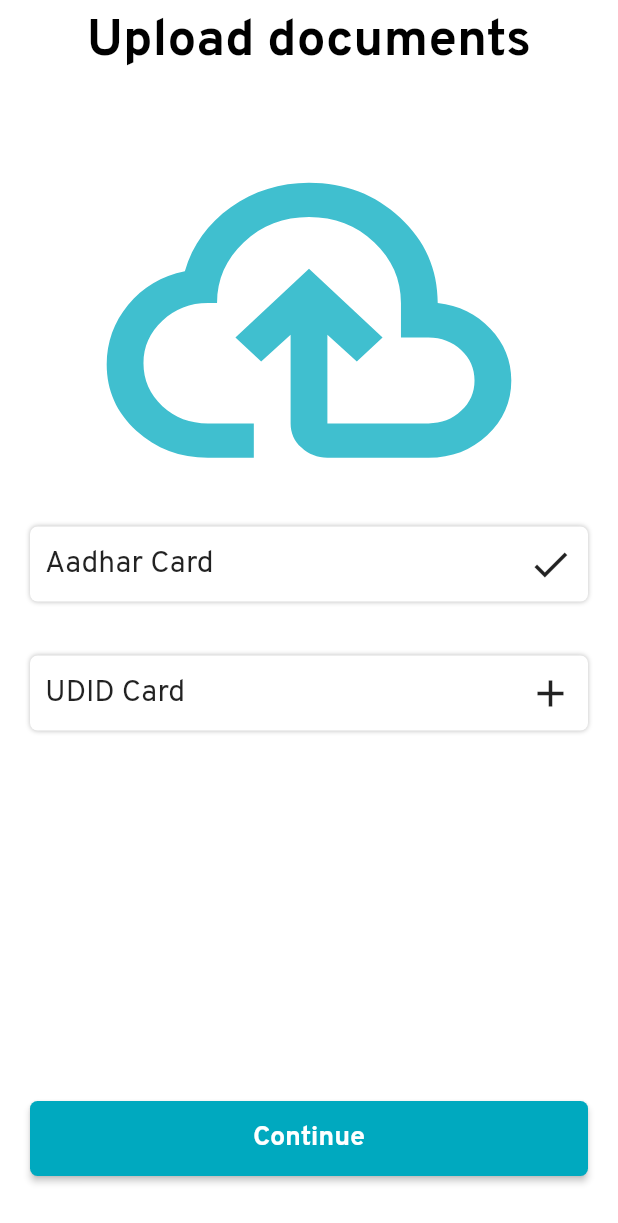
After one commit to SHEKHAR02002/Scheme_Suvidha, a Flutter app: the UploadDoument screen opened directly, after a tap on the "add" icon, on a phone screen of 412 x 824 dp. The commit adds this screen. Shown: the top 1223 px of the screen. Run offline on Flutter 3.47's test engine with Material 2 defaults, Android fonts, the phone set to English and light mode, and no system bars; our stand-ins replace cached_network_image, cloud_firestore, firebase_auth, firebase_core, firebase_messaging, flutter_cache_manager and 5 more; missing offline and left inert: tbib_splash_screen; accounts and stored records are empty; network calls fail; project files that could hold a hidden picture were left out.

Commit message:
upload aadhar and udid added

```diff
--- a/lib/Screen/home.dart
+++ b/lib/Screen/home.dart
@@ -7,9 +7,9 @@ import 'package:scheme/Screen/profile.dart';
 import 'package:scheme/Theme/color.dart';
 import 'package:scheme/api/getscheme.dart';
 import 'package:scheme/model/schememodel.dart';
-import 'package:scheme/widget/registeration.dart';
 import 'package:scheme/widget/schemecard.dart';
 import 'package:scheme/widget/statuscard.dart';
+import 'package:scheme/widget/upload.dart';
 
 ValueNotifier<List> schemeDataList = ValueNotifier<List>([]);
 
@@ -180,7 +180,7 @@ class _HomeState extends State<Home> {
                     onPressed: () => Navigator.push(
                         context,
                         MaterialPageRoute(
-                            builder: (context) => const Register())),
+                            builder: (context) => const UploadDoument())),
                     style: ElevatedButton.styleFrom(
                         shape: RoundedRectangleBorder(
                             borderRadius: BorderRadius.circular(5)),
--- a/lib/Screen/splash.dart
+++ b/lib/Screen/splash.dart
@@ -1,4 +1,6 @@
+import 'package:firebase_auth/firebase_auth.dart';
 import 'package:flutter/material.dart';
+import 'package:scheme/Screen/home.dart';
 import 'package:scheme/Screen/login.dart';
 import 'package:scheme/Theme/color.dart';
 import 'package:tbib_splash_screen/splash_screen.dart';
@@ -16,11 +18,9 @@ class _SplashState extends State<Splash> {
     return SplashScreenView(
       backgroundColor: bgcolor,
       duration: const Duration(seconds: 1),
-      navigateRoute:
-          // FirebaseAuth.instance.currentUser!.uid == null
-          //     ? const Login()
-          //     :
-          const Login(),
+      navigateRoute: FirebaseAuth.instance.currentUser!.uid == null
+          ? const Login()
+          : const Home(),
       imageSrc: "assets/logo.png",
       logoSize: 300,
     );
--- a/lib/widget/schemedetail.dart
+++ b/lib/widget/schemedetail.dart
@@ -191,7 +191,7 @@ class _SchemeDetailState extends State<SchemeDetail> {
                       fontWeight: FontWeight.w600),
                 ),
                 Padding(
-                  padding: const EdgeInsets.only(left: 8, top: 4),
+                  padding: const EdgeInsets.only(left: 8, top: 10),
                   child: Text(
                     widget.schemedata.description.toString(),
                     style: const TextStyle(
@@ -211,7 +211,7 @@ class _SchemeDetailState extends State<SchemeDetail> {
                       fontWeight: FontWeight.w600),
                 ),
                 Padding(
-                  padding: const EdgeInsets.only(left: 8, top: 4),
+                  padding: const EdgeInsets.only(left: 8, top: 10),
                   child: Text(
                     widget.schemedata.eligibilty.toString(),
                     style: const TextStyle(
@@ -231,7 +231,7 @@ class _SchemeDetailState extends State<SchemeDetail> {
                       fontWeight: FontWeight.w600),
                 ),
                 Padding(
-                  padding: const EdgeInsets.only(left: 8, top: 4),
+                  padding: const EdgeInsets.only(left: 8, top: 10),
                   child: Text(
                     widget.schemedata.benifits.toString(),
                     style: const TextStyle(
@@ -251,7 +251,7 @@ class _SchemeDetailState extends State<SchemeDetail> {
                       fontWeight: FontWeight.w600),
                 ),
                 Padding(
-                  padding: const EdgeInsets.only(left: 8, top: 4),
+                  padding: const EdgeInsets.only(left: 8, top: 10),
                   child: Text(
                     widget.schemedata.more.toString(),
                     style: const TextStyle(
--- /dev/null
+++ b/lib/widget/upload.dart
@@ -0,0 +1,187 @@
+import 'dart:developer';
+
+import 'package:flutter/foundation.dart';
+import 'package:flutter/material.dart';
+import 'package:flutter_svg/flutter_svg.dart';
+import 'package:image_picker/image_picker.dart';
+import 'package:scheme/Theme/color.dart';
+import 'package:scheme/widget/registeration.dart';
+import 'dart:io';
+
+class UploadDoument extends StatefulWidget {
+  const UploadDoument({super.key});
+
+  @override
+  State<UploadDoument> createState() => _UploadDoumentState();
+}
+
+class _UploadDoumentState extends State<UploadDoument> {
+  bool pickedaadhar = false;
+  bool pickedudid = false;
+  String aadharcard = "";
+  String udidcard = "";
+  Future<dynamic> picImage({required source, required String filename}) async {
+    try {
+      final XFile? image = await ImagePicker().pickImage(source: source);
+
+      final File file = File(image!.path);
+      setState(() {
+        if (filename == "aadhar") {
+          aadharcard = file.path;
+          pickedaadhar = true;
+        } else if (filename == "udid") {
+          udidcard = file.path;
+          pickedudid = true;
+        }
+      });
+      log(aadharcard);
+      // String cropFile = await userImage(pickedFile: XFile(file.path));
+      // setState(() {
+      //   customProfileImage = cropFile;
+      // });
+    } catch (e) {
+      if (kDebugMode) {
+        print(e.toString());
+      }
+    }
+  }
+
+  @override
+  Widget build(BuildContext context) {
+    double width = MediaQuery.of(context).size.width;
+    return Scaffold(
+        appBar: AppBar(
+            backgroundColor: bgcolor,
+            elevation: 0,
+            automaticallyImplyLeading: false,
+            centerTitle: true,
+            title: Text(
+              "Upload documents",
+              style: TextStyle(
+                  color: black, fontSize: 34, fontWeight: FontWeight.w700),
+            )),
+        body: SingleChildScrollView(
+            child: Padding(
+          padding: const EdgeInsets.symmetric(horizontal: 20, vertical: 20),
+          child: Column(
+            children: [
+              SvgPicture.asset(
+                "assets/upload.svg",
+                height: 275,
+                width: width,
+              ),
+              Container(
+                height: 50,
+                decoration: BoxDecoration(
+                  color: Colors.white,
+                  // border: Border.all(width: 1, color: Colors.grey),
+                  borderRadius: BorderRadius.circular(5),
+                  boxShadow: const [
+                    BoxShadow(
+                        color: Color(
+                          0x3f000000,
+                        ), //New
+                        blurRadius: 2.0,
+                        offset: Offset(0, 0))
+                  ],
+                ),
+                child: Row(
+                  children: [
+                    const Padding(
+                      padding: EdgeInsets.only(left: 10),
+                      child: Text(
+                        "Aadhar Card",
+                        style: TextStyle(
+                            fontSize: 20, fontWeight: FontWeight.w400),
+                      ),
+                    ),
+                    const Spacer(),
+                    InkWell(
+                      onTap: () => picImage(
+                              source: ImageSource.gallery, filename: "aadhar")
+                          .whenComplete(() {
+                        setState(() {
+                          pickedaadhar = true;
+                        });
+                      }),
+                      child: Padding(
+                        padding: const EdgeInsets.only(right: 10),
+                        child: Icon(
+                          pickedaadhar ? Icons.check : Icons.add,
+                          size: 30,
+                        ),
+                      ),
+                    )
+                  ],
+                ),
+              ),
+              const SizedBox(
+                height: 36,
+              ),
+              Container(
+                height: 50,
+                decoration: BoxDecoration(
+                  color: Colors.white,
+                  // border: Border.all(width: 1, color: Colors.grey),
+                  borderRadius: BorderRadius.circular(5),
+                  boxShadow: const [
+                    BoxShadow(
+                        color: Color(
+                          0x3f000000,
+                        ), //New
+                        blurRadius: 2.0,
+                        offset: Offset(0, 0))
+                  ],
+                ),
+                child: Row(
+                  children: [
+                    const Padding(
+                      padding: EdgeInsets.only(left: 10),
+                      child: Text(
+                        "UDID Card",
+                        style: TextStyle(
+                            fontSize: 20, fontWeight: FontWeight.w400),
+                      ),
+                    ),
+                    const Spacer(),
+                    InkWell(
+                      onTap: () => picImage(
+                              source: ImageSource.gallery, filename: "udid")
+                          .whenComplete(() {
+                        setState(() {
+                          pickedaadhar = true;
+                        });
+                      }),
+                      child: Padding(
+                        padding: const EdgeInsets.only(right: 10),
+                        child: Icon(
+                          pickedudid ? Icons.check : Icons.add,
+                          size: 30,
+                        ),
+                      ),
+                    )
+                  ],
+                ),
+              )
+            ],
+          ),
+        )),
+        bottomNavigationBar: Padding(
+            padding: const EdgeInsets.fromLTRB(20, 0, 20, 40),
+            child: ElevatedButton(
+                onPressed: () => Navigator.push(context,
+                    MaterialPageRoute(builder: (context) => const Register())),
+                style: ElevatedButton.styleFrom(
+                    shape: RoundedRectangleBorder(
+                        borderRadius: BorderRadius.circular(5)),
+                    backgroundColor: primary,
+                    minimumSize: Size(width, 50)),
+                child: const Text(
+                  "Continue",
+                  style: TextStyle(
+                      fontFamily: "Overpass",
+                      fontSize: 18,
+                      fontWeight: FontWeight.w700),
+                ))));
+  }
+}
```
Also changed, not shown: assets/upload.svg (added).
